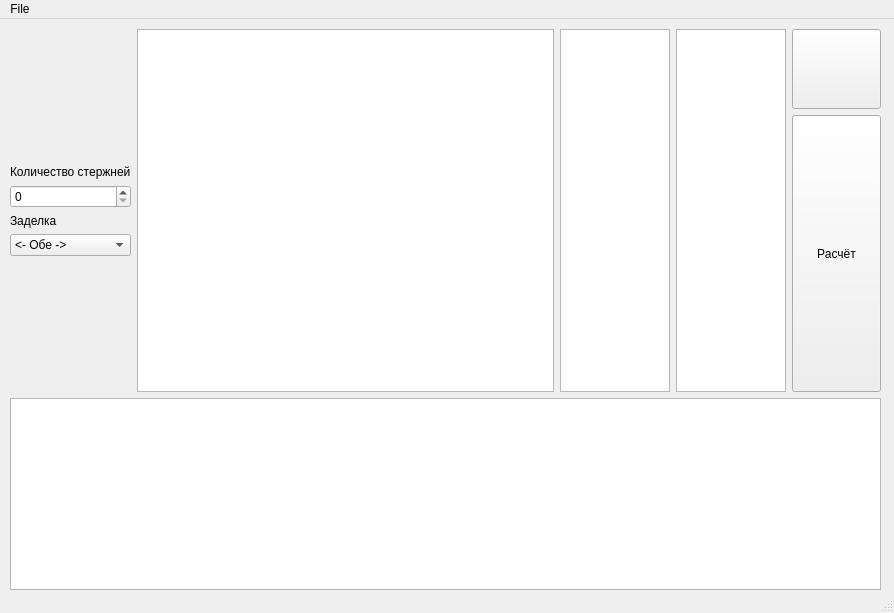
Above: mainwindow.ui from Bratko73/SAPR-LAP-0xF423F before the change. Below: the same form after it.
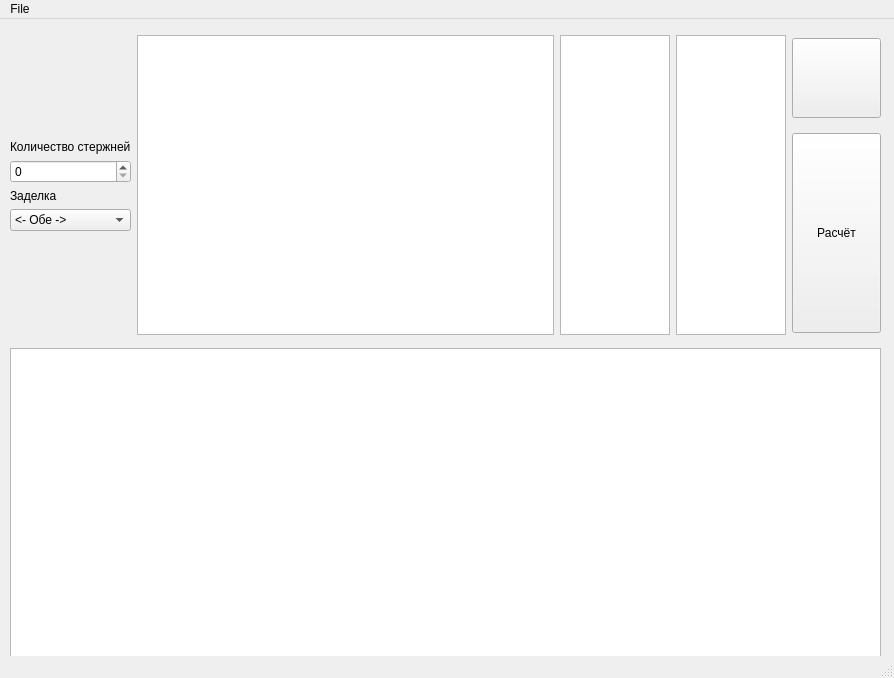
That is the form after the change.

What changed in the file:
```diff
--- a/mainwindow.ui
+++ b/mainwindow.ui
@@ -7,7 +7,7 @@
     <x>0</x>
     <y>0</y>
     <width>894</width>
-    <height>613</height>
+    <height>678</height>
    </rect>
   </property>
   <property name="windowTitle">
@@ -23,7 +23,7 @@
       <x>10</x>
       <y>10</y>
       <width>871</width>
-      <height>561</height>
+      <height>631</height>
      </rect>
     </property>
     <layout class="QVBoxLayout" name="verticalLayout_5">
@@ -111,7 +111,7 @@
            <property name="maximumSize">
             <size>
              <width>417</width>
-             <height>16777215</height>
+             <height>300</height>
             </size>
            </property>
            <property name="font">
@@ -140,7 +140,7 @@
            <property name="maximumSize">
             <size>
              <width>110</width>
-             <height>16777215</height>
+             <height>300</height>
             </size>
            </property>
           </widget>
@@ -160,7 +160,7 @@
            <property name="maximumSize">
             <size>
              <width>110</width>
-             <height>16777215</height>
+             <height>300</height>
             </size>
            </property>
           </widget>
@@ -196,6 +196,12 @@
              <verstretch>0</verstretch>
             </sizepolicy>
            </property>
+           <property name="maximumSize">
+            <size>
+             <width>16777215</width>
+             <height>200</height>
+            </size>
+           </property>
            <property name="text">
             <string>Расчёт</string>
            </property>
@@ -208,7 +214,7 @@
      <item>
       <widget class="QGraphicsView" name="graphicsView">
        <property name="sizePolicy">
-        <sizepolicy hsizetype="Expanding" vsizetype="Fixed">
+        <sizepolicy hsizetype="Expanding" vsizetype="MinimumExpanding">
          <horstretch>0</horstretch>
          <verstretch>0</verstretch>
         </sizepolicy>
```
Left out of the diff: 2 changed lines with no effect on the pictures.
